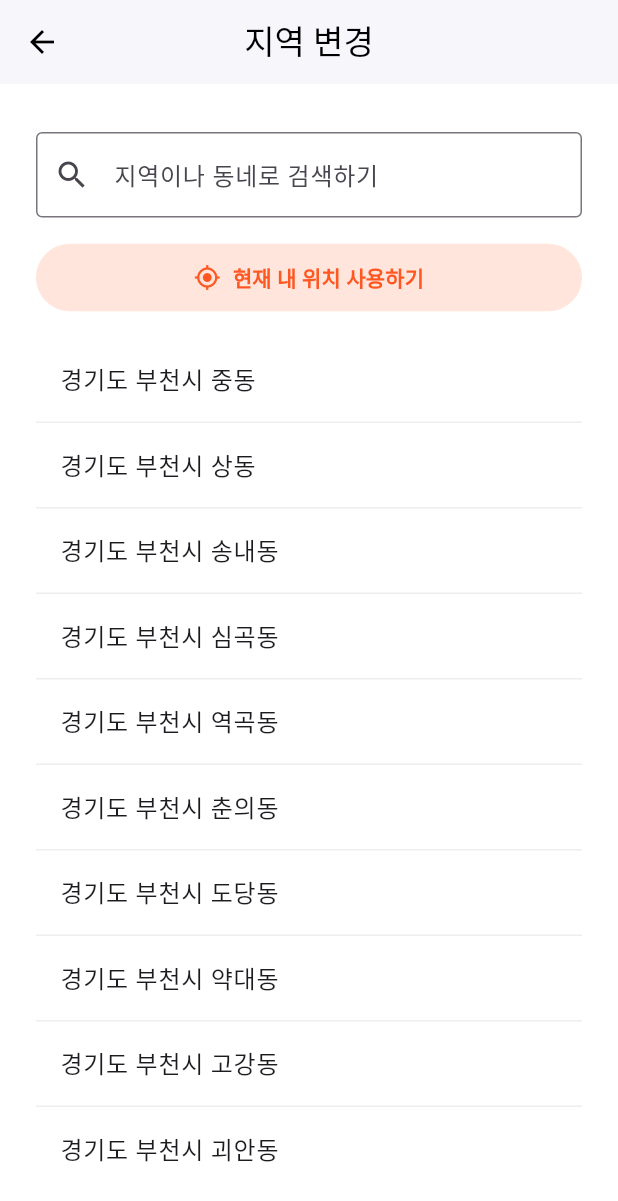
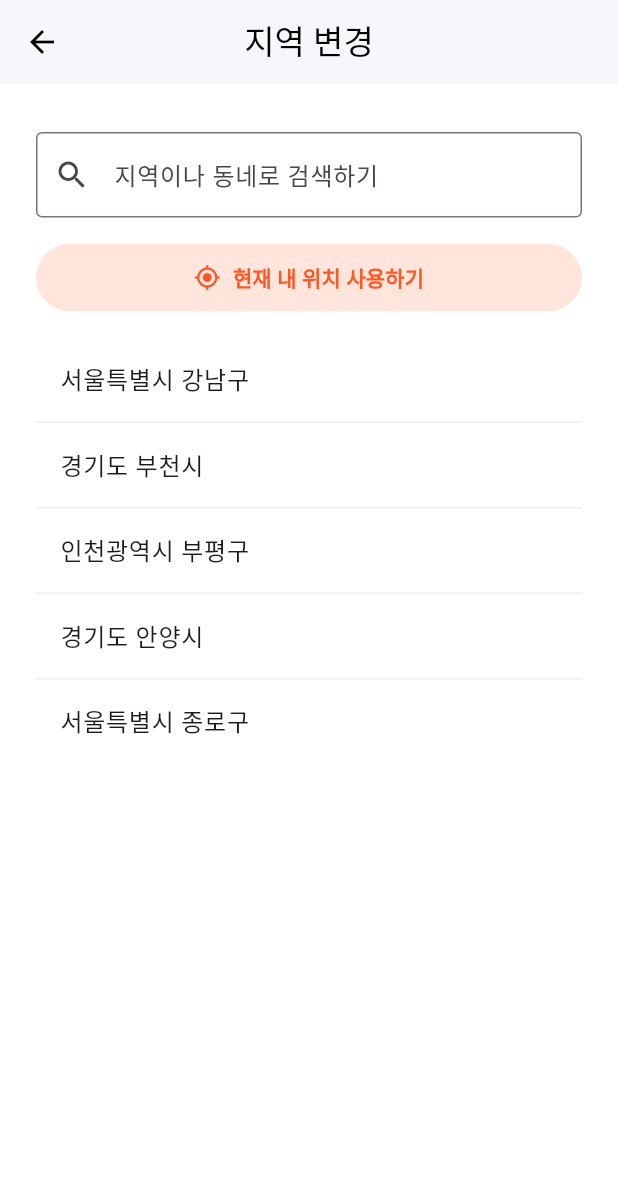
Before and after one commit to Limgyua/formteaapp, a Flutter app: the RegionSelectScreen screen opened directly, on a phone screen of 412 x 824 dp. Shown: the top 1201 px of the screen. Run offline on Flutter 3.47's test engine with Material 3 defaults, Android fonts, the phone set to English and light mode, and no system bars; our stand-ins replace geocoding, geolocator, image_picker, sqflite; accounts and stored records are empty.

Commit message:
0809 -am

```diff
--- a/lib/auth/login_screen.dart
+++ b/lib/auth/login_screen.dart
@@ -1,5 +1,5 @@
 import 'package:flutter/material.dart';
-import '../../db_helper.dart';
+import '../db_helper.dart';
 import 'signup_screen.dart';
 import 'email_login_screen.dart';
 
--- a/lib/screens/used/region_select_screen.dart
+++ b/lib/screens/used/region_select_screen.dart
@@ -37,48 +37,130 @@ class _RegionSelectScreenState extends State<RegionSelectScreen> {
         if (district.isEmpty)
           district = placemark.subLocality ?? placemark.locality ?? '';
         if (dong.isEmpty) dong = placemark.name ?? placemark.thoroughfare ?? '';
-        // placemark의 city/locality 조합으로 한글 변환
-        String cityKo = city;
-        if ((city == 'Gyeonggi-do' && placemark.locality == 'Bucheon') ||
-            city == 'Bucheon') cityKo = '경기도 부천시';
-        if (city == 'Seoul') cityKo = '서울특별시';
-        if (city == 'Incheon') cityKo = '인천광역시';
-        if (city == 'Busan') cityKo = '부산광역시';
-        if (city == 'Daegu') cityKo = '대구광역시';
-        if (city == 'Gwangju') cityKo = '광주광역시';
-        if (city == 'Daejeon') cityKo = '대전광역시';
-        if (city == 'Ulsan') cityKo = '울산광역시';
-        if (city == 'Sejong') cityKo = '세종특별자치시';
-        // 동 영문→한글 변환
-        String dongKo = dong;
-        if (dong == 'Wonmi-dong') dongKo = '원미동';
+        // 스마트 한글 변환 함수
+        String convertToKorean(String englishName) {
+          // 이미 한글이면 그대로 반환
+          if (RegExp(r'[가-힣]').hasMatch(englishName)) return englishName;
+
+          String result = englishName;
+
+          // 1. 기본 패턴 변환
+          result = result.replaceAll('-dong', '동');
+          result = result.replaceAll('-gu', '구');
+          result = result.replaceAll('-si', '시');
+          result = result.replaceAll('-gun', '군');
+          result = result.replaceAll('-ro', '로');
+          result = result.replaceAll('-gil', '길');
+          result = result.replaceAll('Street', '로');
+          result = result.replaceAll('Road', '로');
+
+          // 2. 주요 지역명 자동 변환
+          final Map<String, String> regionMap = {
+            'Seoul': '서울',
+            'Busan': '부산',
+            'Daegu': '대구',
+            'Incheon': '인천',
+            'Gwangju': '광주',
+            'Daejeon': '대전',
+            'Ulsan': '울산',
+            'Sejong': '세종',
+            'Gyeonggi': '경기',
+            'Gangwon': '강원',
+            'Chungbuk': '충북',
+            'Chungnam': '충남',
+            'Jeonbuk': '전북',
+            'Jeonnam': '전남',
+            'Gyeongbuk': '경북',
+            'Gyeongnam': '경남',
+            'Jeju': '제주',
+            'Bucheon': '부천',
+            'Suwon': '수원',
+            'Yongin': '용인',
+            'Goyang': '고양',
+            'Changwon': '창원',
+            'Seongnam': '성남',
+            'Anyang': '안양',
+            'Ansan': '안산',
+            'Gangnam': '강남',
+            'Gangdong': '강동',
+            'Gangbuk': '강북',
+            'Gangseo': '강서',
+            'Gwanak': '관악',
+            'Gwangjin': '광진',
+            'Guro': '구로',
+            'Geumcheon': '금천',
+            'Nowon': '노원',
+            'Dobong': '도봉',
+            'Dongdaemun': '동대문',
+            'Dongjak': '동작',
+            'Mapo': '마포',
+            'Seodaemun': '서대문',
+            'Seocho': '서초',
+            'Seongdong': '성동',
+            'Seongbuk': '성북',
+            'Songpa': '송파',
+            'Yangcheon': '양천',
+            'Yeongdeungpo': '영등포',
+            'Yongsan': '용산',
+            'Eunpyeong': '은평',
+            'Jongno': '종로',
+            'Jung': '중',
+            'Jungnang': '중랑',
+            'Bupyeong': '부평',
+            'Wonmi': '원미',
+            'Sang': '상',
+            'Simgok': '심곡',
+            'Yeokgok': '역곡',
+            'Sosa': '소사',
+            'Ojeong': '오정',
+            'Galsan': '갈산',
+            'Cheongcheon': '청천',
+            'Samsan': '삼산',
+          };
+
+          // 3. 단어별 변환 적용
+          for (String english in regionMap.keys) {
+            result = result.replaceAll(english, regionMap[english]!);
+          }
+
+          // 4. 불필요한 접미사 제거
+          result = result.replaceAll(' Metropolitan City', '');
+          result = result.replaceAll(' Special City', '');
+          result = result.replaceAll(' Province', '');
+          result = result.replaceAll(' City', '');
+          result = result.replaceAll(' County', '');
+          result = result.replaceAll(' District', '');
+
+          return result;
+        }
+
+        // placemark의 city/district/dong을 한글로 변환
+        String cityKo = convertToKorean(city);
+        String districtKo = convertToKorean(district);
+        String dongKo = convertToKorean(dong);
         // 필요시 추가 맵핑
-        print('city: $cityKo, district: $district, dong: $dongKo');
-        // 여러 조합으로 매칭 시도
+        print('city: $cityKo, district: $districtKo, dong: $dongKo');
+        // 행정동(동)만 반환하도록 수정
         String matchRegion = '';
-        List<String> candidates = [
-          '$cityKo $dongKo', // 가장 구체적인 후보를 맨 앞에
-          '$cityKo $district $dongKo',
-          '$cityKo $district',
-          '$cityKo',
-          '$district $dongKo',
-          '$district',
-          '$dongKo',
-        ];
-        // 1. 정확히 일치하는 지역명 우선 매칭
-        matchRegion = regionList.firstWhere(
-          (r) => r == '$cityKo $dongKo',
-          orElse: () => '',
-        );
-        // 2. 없으면 기존 방식대로 startsWith로 fallback
-        if (matchRegion.isEmpty) {
-          for (final candidate in candidates) {
-            matchRegion = regionList.firstWhere(
-              (r) => r.startsWith(candidate),
-              orElse: () => '',
-            );
-            if (matchRegion.isNotEmpty) break;
-          }
+
+        // 1. 동 이름이 있으면 동만 반환 (한글로 변환된 것 우선)
+        if (dongKo.isNotEmpty) {
+          matchRegion = dongKo;
+        }
+        // 2. 동이 없으면 구/군 이름 반환
+        else if (districtKo.isNotEmpty) {
+          matchRegion = districtKo;
+        }
+        // 3. 그것도 없으면 시/도 이름 반환
+        else if (cityKo.isNotEmpty) {
+          matchRegion = cityKo;
+        }
+
+        // 새로운 지역을 최근 목록에 추가
+        if (matchRegion.isNotEmpty && !recentRegions.contains(matchRegion)) {
+          recentRegions.insert(0, matchRegion);
+          if (recentRegions.length > 20)
+            recentRegions.removeLast(); // 최대 20개만 유지
         }
         if (matchRegion.isNotEmpty) {
           Navigator.pop(context, matchRegion);
@@ -97,93 +179,14 @@ class _RegionSelectScreenState extends State<RegionSelectScreen> {
     }
   }
 
-  final List<Map<String, dynamic>> cities = [
-    {
-      'name': '경기도 부천시',
-      'subs': [
-        '중동',
-        '상동',
-        '송내동',
-        '심곡동',
-        '역곡동',
-        '춘의동',
-        '도당동',
-        '약대동',
-        '고강동',
-        '괴안동',
-        '범박동',
-        '옥길동',
-        '소사본동',
-        '원종동',
-        '삼정동',
-        '내동',
-        '여월동',
-        '작동',
-        '대장동',
-        '오정동',
-        '원미동' // 추가
-      ]
-    },
-    {
-      'name': '서울특별시',
-      'subs': ['종로구', '중구', '용산구', '성동구', '광진구']
-    },
-    {
-      'name': '부산광역시',
-      'subs': ['중구', '서구', '동구', '영도구', '부산진구']
-    },
-    {
-      'name': '대구광역시',
-      'subs': ['중구', '동구', '서구', '남구', '북구']
-    },
-    {
-      'name': '인천광역시',
-      'subs': [
-        '중구',
-        '동구',
-        '미추홀구',
-        '연수구',
-        '남동구',
-        '부평구',
-        '계양구',
-        '서구',
-        // 각 구별 동 세분화 (예시)
-        '중구 신흥동', '중구 신포동', '중구 운서동',
-        '동구 송림동', '동구 송현동',
-        '미추홀구 주안동', '미추홀구 관교동', '미추홀구 용현동',
-        '연수구 송도동', '연수구 옥련동', '연수구 연수동',
-        '남동구 구월동', '남동구 간석동', '남동구 논현동',
-        // 부평구 동 전체 세분화
-        '부평구 부평1동', '부평구 부평2동', '부평구 부평3동', '부평구 부평4동', '부평구 부평5동', '부평구 부평6동',
-        '부평구 갈산1동', '부평구 갈산2동',
-        '부평구 삼산1동', '부평구 삼산2동',
-        '부평구 부개1동', '부평구 부개2동', '부평구 부개3동',
-        '부평구 일신동',
-        '부평구 산곡1동', '부평구 산곡2동', '부평구 산곡3동', '부평구 산곡4동',
-        '부평구 십정1동', '부평구 십정2동',
-        '부평구 청천1동', '부평구 청천2동',
-        '계양구 계산동', '계양구 작전동', '계양구 임학동',
-        '서구 청라동', '서구 가정동', '서구 석남동',
-      ]
-    },
-    {
-      'name': '광주광역시',
-      'subs': ['동구', '서구', '남구', '북구', '광산구']
-    },
-    {
-      'name': '대전광역시',
-      'subs': ['동구', '중구', '서구', '유성구', '대덕구']
-    },
-    {
-      'name': '울산광역시',
-      'subs': ['중구', '남구', '동구', '북구', '울주군']
-    },
-    {
-      'name': '세종특별자치시',
-      'subs': ['세종시']
-    },
+  // 사용자가 이전에 선택했던 지역들을 저장 (동적으로 추가)
+  List<String> recentRegions = [
+    '서울특별시 강남구',
+    '경기도 부천시',
+    '인천광역시 부평구',
+    '경기도 안양시',
+    '서울특별시 종로구'
   ];
-  List<String> regionList = [];
   List<String> filteredList = [];
   final TextEditingController searchController = TextEditingController();
   String? selectedRegion;
@@ -191,12 +194,8 @@ class _RegionSelectScreenState extends State<RegionSelectScreen> {
   @override
   void initState() {
     super.initState();
-    // 모든 지역을 하나의 리스트로 합침 (ex: 서울특별시 종로구)
-    regionList = [
-      for (var city in cities)
-        for (var sub in city['subs']) '${city['name']} $sub'
-    ];
-    filteredList = List<String>.from(regionList);
+    // 최근 지역 목록으로 초기화
+    filteredList = List<String>.from(recentRegions);
   }
 
   @override
@@ -224,7 +223,7 @@ class _RegionSelectScreenState extends State<RegionSelectScreen> {
               ),
               onChanged: (value) {
                 setState(() {
-                  filteredList = regionList
+                  filteredList = recentRegions
                       .where((region) => region.contains(value))
                       .toList();
                 });
@@ -260,6 +259,20 @@ class _RegionSelectScreenState extends State<RegionSelectScreen> {
                   return ListTile(
                     title: Text(region),
                     onTap: () {
+                      // 선택된 지역을 최근 목록에 동적 추가
+                      if (!recentRegions.contains(region)) {
+                        setState(() {
+                          recentRegions.insert(0, region);
+                          if (recentRegions.length > 20)
+                            recentRegions.removeLast(); // 최대 20개만 유지
+                        });
+                      } else {
+                        // 이미 있는 경우 맨 앞으로 이동
+                        setState(() {
+                          recentRegions.remove(region);
+                          recentRegions.insert(0, region);
+                        });
+                      }
                       Navigator.pop(context, region);
                     },
                   );
--- a/lib/upgo/upgo_screen.dart
+++ b/lib/upgo/upgo_screen.dart
@@ -1,6 +1,6 @@
 import 'package:flutter/material.dart';
-import '../../store/store_setup_screen.dart';
-import '../../store/my_store_manage_screen.dart';
+import '../store/store_setup_screen.dart';
+import '../store/my_store_manage_screen.dart';
 
 class UpgoScreen extends StatelessWidget {
   const UpgoScreen({super.key}); // ← key 파라미터 및 const 생성자 추가
--- a/pubspec.yaml
+++ b/pubspec.yaml
@@ -10,11 +10,12 @@ dependencies:
   intl: ^0.18.1
   sqflite: ^2.4.2
   path: ^1.8.0
-  http: ^1.0.0
+  http: ^1.5.0
   xml: ^6.5.0
   image_picker: ^1.0.0
   geolocator: ^14.0.2
   geocoding: ^4.0.0
+  kakao_flutter_sdk: ^1.9.7+3
 
 dev_dependencies:
   flutter_test:
```
Also changed, not shown: pubspec.lock, 1 other file.
